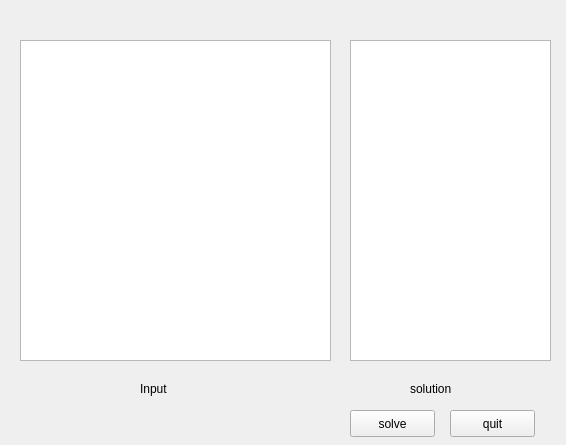
alundilong/NumToolKit, file form.ui: the form before one commit.
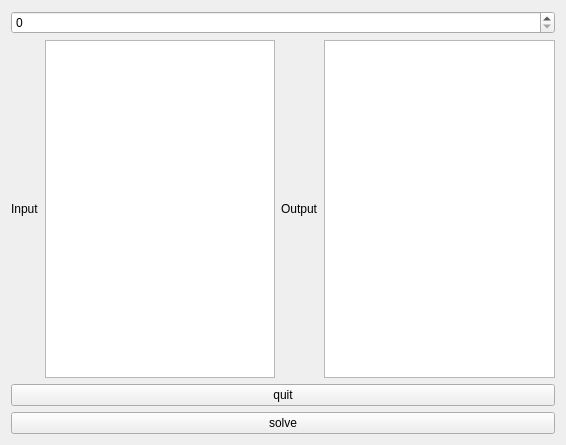
The form after the commit.

Commit message: opengl is used to create 3d view promoted class is used to customize new widget

```diff
--- a/form.ui
+++ b/form.ui
@@ -13,78 +13,49 @@
   <property name="windowTitle">
    <string>Form</string>
   </property>
-  <widget class="QPushButton" name="solveButton">
-   <property name="geometry">
-    <rect>
-     <x>350</x>
-     <y>410</y>
-     <width>85</width>
-     <height>27</height>
-    </rect>
-   </property>
-   <property name="text">
-    <string>solve</string>
-   </property>
-  </widget>
-  <widget class="QPushButton" name="pushButton">
-   <property name="geometry">
-    <rect>
-     <x>450</x>
-     <y>410</y>
-     <width>85</width>
-     <height>27</height>
-    </rect>
-   </property>
-   <property name="text">
-    <string>quit</string>
-   </property>
-  </widget>
-  <widget class="QTextBrowser" name="textBrowser">
-   <property name="geometry">
-    <rect>
-     <x>350</x>
-     <y>40</y>
-     <width>201</width>
-     <height>321</height>
-    </rect>
-   </property>
-  </widget>
-  <widget class="QTextEdit" name="textEdit">
-   <property name="geometry">
-    <rect>
-     <x>20</x>
-     <y>40</y>
-     <width>311</width>
-     <height>321</height>
-    </rect>
-   </property>
-  </widget>
-  <widget class="QLabel" name="label">
-   <property name="geometry">
-    <rect>
-     <x>140</x>
-     <y>380</y>
-     <width>67</width>
-     <height>17</height>
-    </rect>
-   </property>
-   <property name="text">
-    <string>Input</string>
-   </property>
-  </widget>
-  <widget class="QLabel" name="label_2">
-   <property name="geometry">
-    <rect>
-     <x>410</x>
-     <y>380</y>
-     <width>67</width>
-     <height>17</height>
-    </rect>
-   </property>
-   <property name="text">
-    <string>solution</string>
-   </property>
-  </widget>
+  <layout class="QVBoxLayout" name="verticalLayout">
+   <item>
+    <widget class="QSpinBox" name="spinBox"/>
+   </item>
+   <item>
+    <layout class="QHBoxLayout" name="horizontalLayout">
+     <item>
+      <widget class="QLabel" name="label">
+       <property name="text">
+        <string>Input</string>
+       </property>
+      </widget>
+     </item>
+     <item>
+      <widget class="QTableWidget" name="tableWidget"/>
+     </item>
+     <item>
+      <widget class="QLabel" name="label_2">
+       <property name="text">
+        <string>Output</string>
+       </property>
+      </widget>
+     </item>
+     <item>
+      <widget class="QTextBrowser" name="textBrowser"/>
+     </item>
+    </layout>
+   </item>
+   <item>
+    <widget class="QPushButton" name="pushButton">
+     <property name="text">
+      <string>quit</string>
+     </property>
+    </widget>
+   </item>
+   <item>
+    <widget class="QPushButton" name="solveButton">
+     <property name="text">
+      <string>solve</string>
+     </property>
+    </widget>
+   </item>
+  </layout>
  </widget>
  <resources/>
  <connections/>
```
The commit also changes 15 other files.
